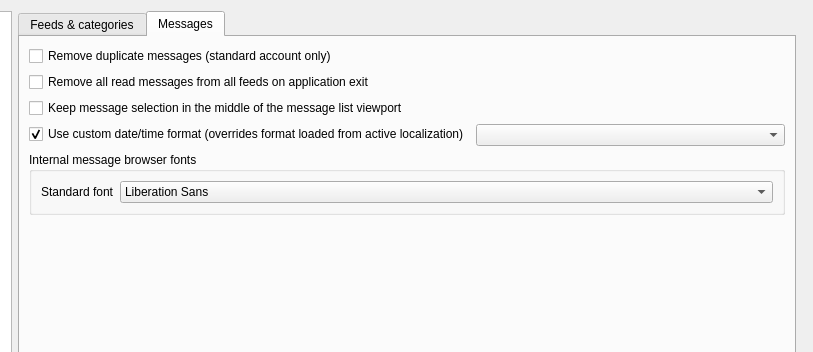
Before: the Qt Designer form src/gui/dialogs/formsettings.ui in martinrotter/rssguard, drawn with Qt 5; both pictures show x 219 to 1032 and y 0 to 352 of the 1032 by 498 pixel window.
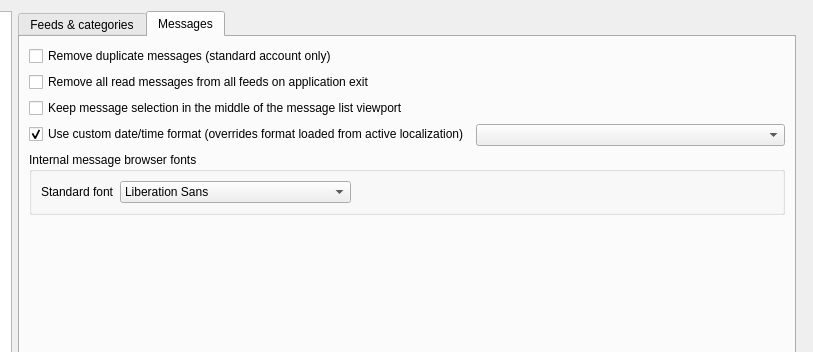
After: the same form once the commit is applied. The open tabs and pages were chosen to show the change. Custom widgets are drawn as their Qt base class.

```diff
--- a/src/gui/dialogs/formsettings.ui
+++ b/src/gui/dialogs/formsettings.ui
@@ -1511,9 +1511,18 @@
               </item>
               <item row="0" column="1">
                <widget class="QFontComboBox" name="m_cmbMessageFontStandard">
+                <property name="sizePolicy">
+                 <sizepolicy hsizetype="Fixed" vsizetype="Fixed">
+                  <horstretch>0</horstretch>
+                  <verstretch>0</verstretch>
+                 </sizepolicy>
+                </property>
                 <property name="editable">
                  <bool>false</bool>
                 </property>
+                <property name="sizeAdjustPolicy">
+                 <enum>QComboBox::AdjustToContents</enum>
+                </property>
                </widget>
               </item>
              </layout>
```
Left out of the diff: 2 changed lines with no effect on the pictures.
